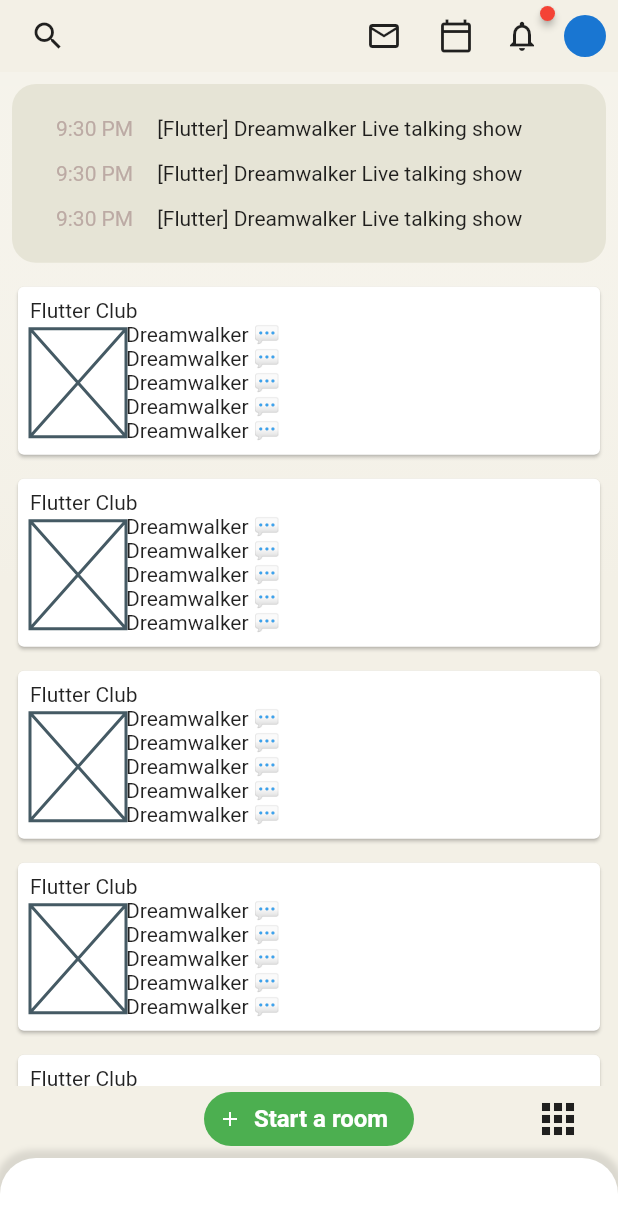
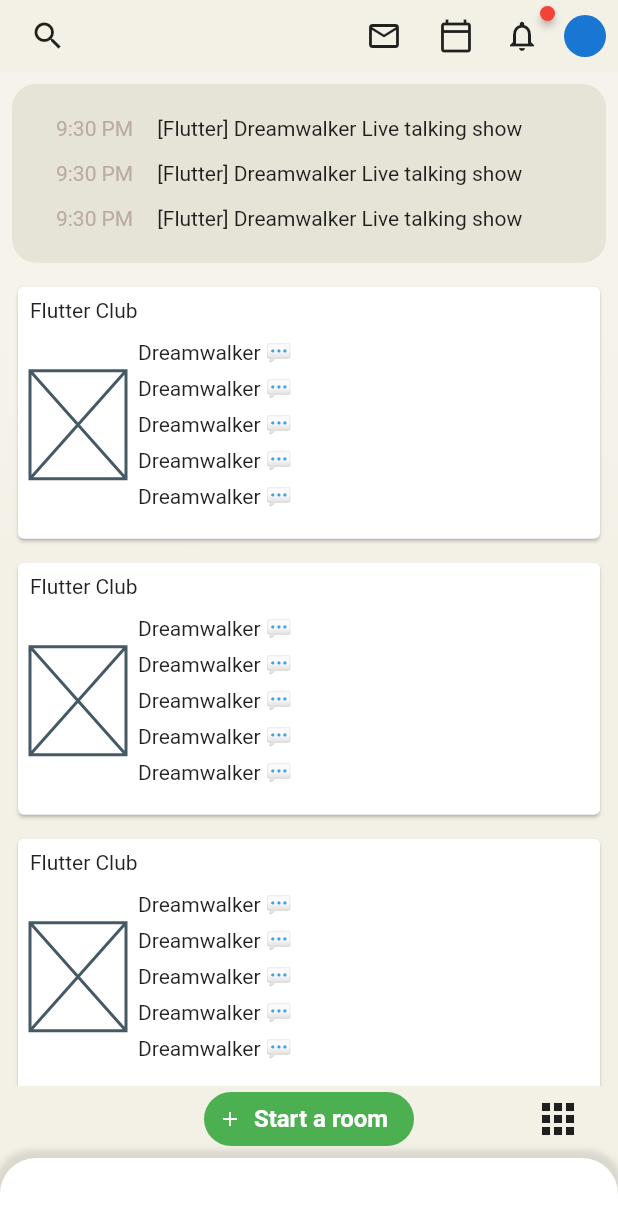
Before and after one commit to JAICHANGPARK/flutter_notebook_11th_story, a Flutter app: the screen it shows after launch, on a phone screen of 412 x 824 dp. Shown: the top 1230 px of the screen. Run offline on Flutter 3.47's test engine with Material 2 defaults, Android fonts, the phone set to English and light mode, and no system bars; drawn by our look-alikes of badges; our stand-ins replace backdrop, flutter_inner_drawer.

Commit message:
Update clubhouse_home_page.dart

```diff
--- a/lib/ep701_clubhouse/ui/clubhouse_home_page.dart
+++ b/lib/ep701_clubhouse/ui/clubhouse_home_page.dart
@@ -158,19 +158,37 @@ class _ClubhouseHomePageState extends State<ClubhouseHomePage> {
                                     child: Placeholder(),
                                   ),
                                   Expanded(
-                                      flex : 3,child: Column(
+                                      flex : 3,child: Padding(
+                                        padding: const EdgeInsets.all(8.0),
+                                        child: Column(
                                     children: [
                                         ListView(
                                           shrinkWrap: true,
                                           children: [
-                                          Text("Dreamwalker 💬"),
-                                          Text("Dreamwalker 💬"),
-                                          Text("Dreamwalker 💬"),
-                                          Text("Dreamwalker 💬"),
-                                          Text("Dreamwalker 💬"),
+                                            Padding(
+                                              padding: const EdgeInsets.symmetric(vertical: 4),
+                                              child: Text("Dreamwalker 💬"),
+                                            ),
+                                            Padding(
+                                              padding: const EdgeInsets.symmetric(vertical: 4),
+                                              child: Text("Dreamwalker 💬"),
+                                            ),
+                                            Padding(
+                                              padding: const EdgeInsets.symmetric(vertical: 4),
+                                              child: Text("Dreamwalker 💬"),
+                                            ),
+                                            Padding(
+                                              padding: const EdgeInsets.symmetric(vertical: 4),
+                                              child: Text("Dreamwalker 💬"),
+                                            ),
+                                            Padding(
+                                              padding: const EdgeInsets.symmetric(vertical: 4),
+                                              child: Text("Dreamwalker 💬"),
+                                            ),
                                           ],
                                         )
                                     ],
+                                  ),
                                       )),
                                 ],
                               )],
```
Lines whose indentation alone changed are shown as unchanged.
